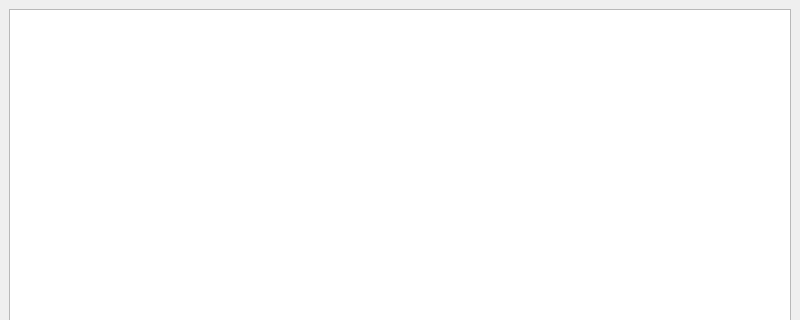
Wenzel/linux-sysinternals, file src/procexp/mainwindow.ui: the form before one commit; both pictures show x 0 to 800 and y 0 to 320 of the 800 by 600 pixel window.
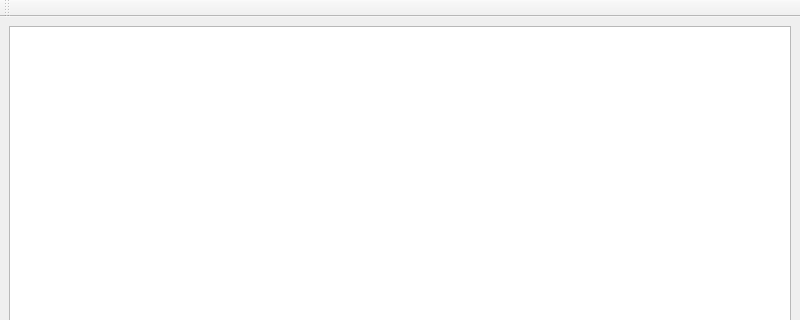
The form after the commit.

What changed in the file:
```diff
--- a/src/procexp/mainwindow.ui
+++ b/src/procexp/mainwindow.ui
@@ -14,8 +14,8 @@
    <string>MainWindow</string>
   </property>
   <widget class="QWidget" name="centralwidget">
-   <layout class="QHBoxLayout" name="horizontalLayout">
-    <item>
+   <layout class="QGridLayout" name="gridLayout">
+    <item row="0" column="0">
      <widget class="QTreeView" name="treeView_process">
       <property name="editTriggers">
        <set>QAbstractItemView::NoEditTriggers</set>
@@ -50,6 +50,17 @@
    </property>
   </widget>
   <widget class="QStatusBar" name="statusbar"/>
+  <widget class="QToolBar" name="toolBar">
+   <property name="windowTitle">
+    <string>toolBar</string>
+   </property>
+   <attribute name="toolBarArea">
+    <enum>TopToolBarArea</enum>
+   </attribute>
+   <attribute name="toolBarBreak">
+    <bool>false</bool>
+   </attribute>
+  </widget>
  </widget>
  <resources/>
  <connections/>
```
